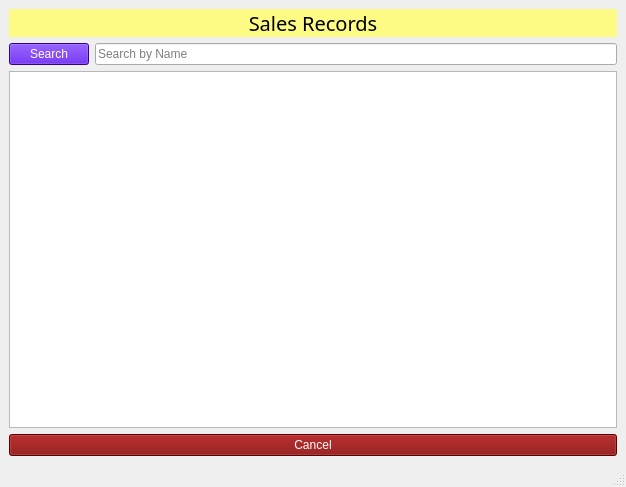
Qt form sales_records.ui (Aenan05/MAXPC) before a commit.
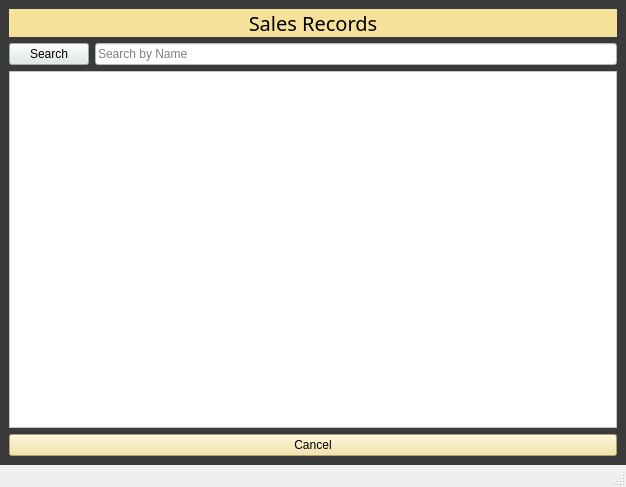
The same form after that commit.

What changed in the file:
```diff
--- a/sales_records.ui
+++ b/sales_records.ui
@@ -14,6 +14,10 @@
    <string>Customer Records</string>
   </property>
   <widget class="QWidget" name="centralwidget">
+   <property name="styleSheet">
+    <string notr="true">background-color: rgb(25, 25, 25);
+background-color: rgb(58, 58, 58);</string>
+   </property>
    <layout class="QGridLayout" name="gridLayout_2">
     <item row="0" column="0">
      <layout class="QGridLayout" name="gridLayout">
@@ -30,7 +34,8 @@
              </font>
             </property>
             <property name="styleSheet">
-             <string notr="true">background-color: rgb(253, 251, 132);</string>
+             <string notr="true">background-color:#f5e199;
+</string>
             </property>
             <property name="text">
              <string>Sales Records</string>
@@ -43,8 +48,9 @@
           <item row="1" column="0">
            <widget class="QPushButton" name="pushButton">
             <property name="styleSheet">
-             <string notr="true">background-color: rgb(69, 0, 207);
-color: rgb(255, 255, 255);</string>
+             <string notr="true">background-color: rgb(253, 251, 132);
+background-color: #dfe9e8;
+</string>
             </property>
             <property name="text">
              <string>Search</string>
@@ -53,6 +59,9 @@
           </item>
           <item row="1" column="1">
            <widget class="QLineEdit" name="lineEdit">
+            <property name="styleSheet">
+             <string notr="true">background-color: rgb(255, 255, 255);</string>
+            </property>
             <property name="placeholderText">
              <string>Search by Name</string>
             </property>
@@ -62,8 +71,7 @@
            <widget class="QPushButton" name="btnCancel">
             <property name="styleSheet">
              <string notr="true">font: 75 9pt &quot;Nirmala UI&quot;;
-background-color: rgb(129, 0, 0);
-color: rgb(255, 255, 255);</string>
+background-color:#f5e199;</string>
             </property>
             <property name="text">
              <string>Cancel</string>
@@ -71,7 +79,11 @@
            </widget>
           </item>
           <item row="2" column="0" colspan="2">
-           <widget class="QTableWidget" name="tblSales"/>
+           <widget class="QTableWidget" name="tblSales">
+            <property name="styleSheet">
+             <string notr="true">background-color: rgb(255, 255, 255);</string>
+            </property>
+           </widget>
           </item>
          </layout>
         </item>
```
